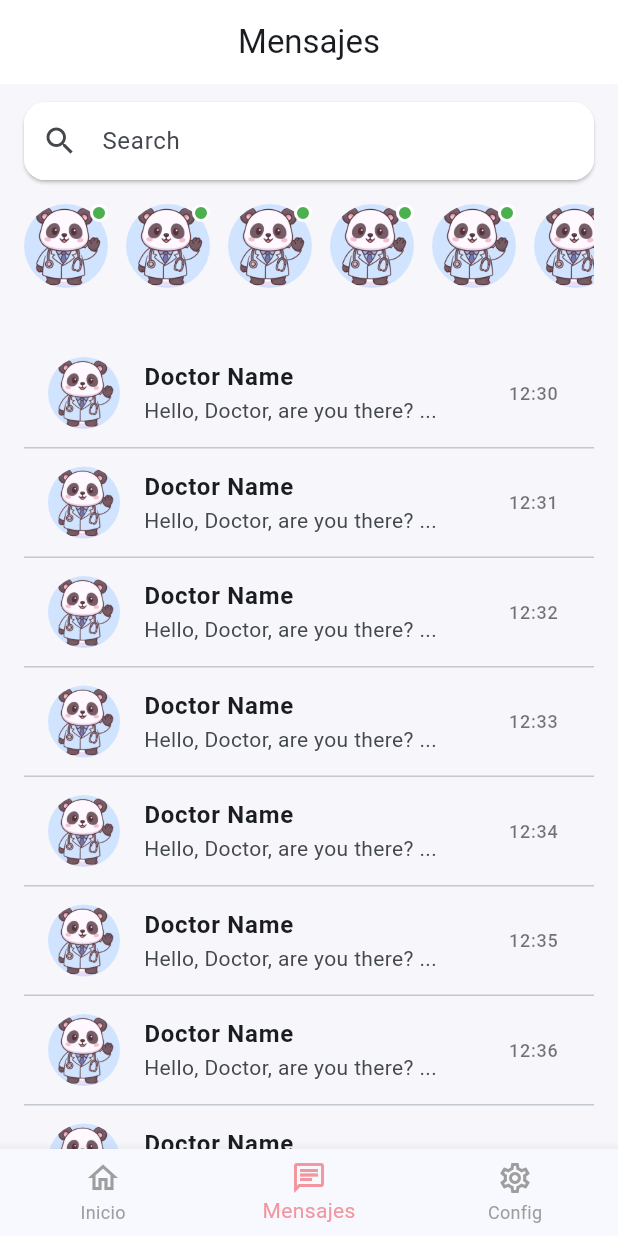
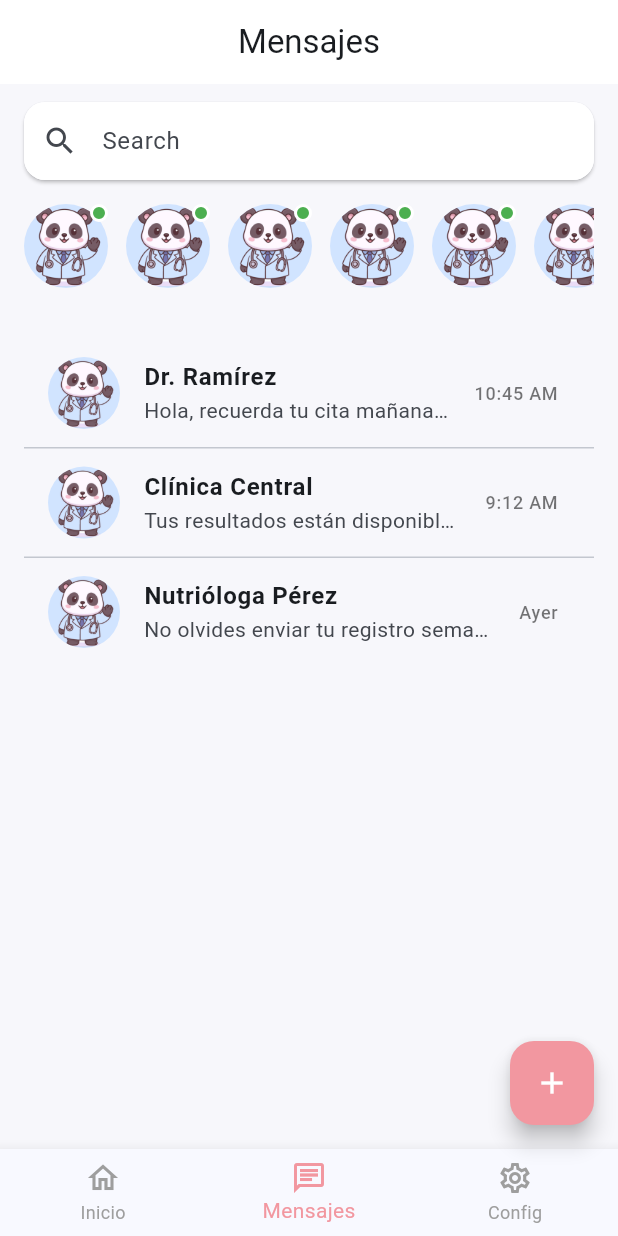
Before and after one commit to VecinoLiliana/AppointmentAppp_Front, a Flutter app: the MessagesPage screen opened by its route, on a phone screen of 412 x 824 dp. Run offline on Flutter 3.47's test engine with Material 3 defaults, Android fonts, the phone set to English and light mode, and no system bars; our stand-ins replace cloud_firestore, firebase_auth, firebase_core, google_fonts; accounts and stored records are empty.

Commit message:
Implementación de widgets

```diff
--- a/lib/messages_page.dart
+++ b/lib/messages_page.dart
@@ -12,14 +12,25 @@ class _MessagesPageState extends State<MessagesPage> {
   int _selectedIndex = 1;
 
   final avatars = List.generate(6, (i) => "Dr. ${i + 1}");
-  final chats = List.generate(
-    8,
-    (i) => (
-      name: "Doctor Name",
-      msg: "Hello, Doctor, are you there? ...",
-      time: "12:3${i % 10}"
-    ),
-  );
+
+  //Lista dinámica de mensajes (placeholders)
+  final List<Map<String, String>> mensajes = [
+    {
+      "remitente": "Dr. Ramírez",
+      "hora": "10:45 AM",
+      "mensaje": "Hola, recuerda tu cita mañana temprano."
+    },
+    {
+      "remitente": "Clínica Central",
+      "hora": "9:12 AM",
+      "mensaje": "Tus resultados están disponibles."
+    },
+    {
+      "remitente": "Nutrióloga Pérez",
+      "hora": "Ayer",
+      "mensaje": "No olvides enviar tu registro semanal."
+    },
+  ];
 
   void _onItemTapped(int index) {
     if (index == _selectedIndex) return;
@@ -40,7 +51,7 @@ class _MessagesPageState extends State<MessagesPage> {
   Widget build(BuildContext context) {
     return Scaffold(
       appBar: AppBar(
-        automaticallyImplyLeading: false, // 🔹 Quita la flecha
+        automaticallyImplyLeading: false,
         title: const Text("Mensajes"),
         centerTitle: true,
         backgroundColor: Colors.white,
@@ -52,7 +63,7 @@ class _MessagesPageState extends State<MessagesPage> {
           child: Column(
             crossAxisAlignment: CrossAxisAlignment.start,
             children: [
-              // 🔍 Barra de búsqueda
+              //Barra de búsqueda
               Material(
                 elevation: 1,
                 borderRadius: BorderRadius.circular(14),
@@ -73,7 +84,7 @@ class _MessagesPageState extends State<MessagesPage> {
               ),
               const SizedBox(height: 16),
 
-              // 🧑‍⚕️ Avatares horizontales
+              // Iconocs horizontales
               SizedBox(
                 height: 78,
                 child: ListView.separated(
@@ -87,31 +98,46 @@ class _MessagesPageState extends State<MessagesPage> {
 
               // 💬 Lista de chats
               ListView.separated(
-                itemCount: chats.length,
+                itemCount: mensajes.length,
                 physics: const NeverScrollableScrollPhysics(),
                 shrinkWrap: true,
                 separatorBuilder: (_, __) => const Divider(height: 1),
                 itemBuilder: (context, i) {
-                  final c = chats[i];
+                  final mensaje = mensajes[i];
                   return ListTile(
                     leading: const CircleAvatar(
                       radius: 24,
                       backgroundImage: AssetImage('lib/assets/doctor_avatar.png'),
                     ),
                     title: Text(
-                      c.name,
+                      mensaje["remitente"]!,
                       style: const TextStyle(fontWeight: FontWeight.w700),
                     ),
                     subtitle: Text(
-                      c.msg,
+                      mensaje["mensaje"]!,
                       maxLines: 1,
                       overflow: TextOverflow.ellipsis,
                     ),
                     trailing: Text(
-                      c.time,
+                      mensaje["hora"]!,
                       style: const TextStyle(fontSize: 12, color: Colors.black54),
                     ),
-                    onTap: null,
+                    // Abrir detalles del mensaje
+                    onTap: () {
+                      showDialog(
+                        context: context,
+                        builder: (_) => AlertDialog(
+                          title: Text(mensaje["remitente"]!),
+                          content: Text(mensaje["mensaje"]!),
+                          actions: [
+                            TextButton(
+                              onPressed: () => Navigator.pop(context),
+                              child: const Text("Cerrar"),
+                            )
+                          ],
+                        ),
+                      );
+                    },
                   );
                 },
               ),
@@ -120,7 +146,22 @@ class _MessagesPageState extends State<MessagesPage> {
         ),
       ),
 
-      // 🔸 Menú inferior persistente
+      //Botón flotante para agregar los mensajes
+      floatingActionButton: FloatingActionButton(
+        backgroundColor: const Color(0xFFF297A0), // Rosa BloomBites
+        child: const Icon(Icons.add, color: Colors.white),
+        onPressed: () {
+          setState(() {
+            mensajes.add({
+              "remitente": "Sistema Médico",
+              "hora": "Ahora",
+              "mensaje": "Nuevo mensaje automático de prueba."
+            });
+          });
+        },
+      ),
+
+      //Menú inferior
       bottomNavigationBar: BottomNavigationBar(
         currentIndex: _selectedIndex,
         onTap: _onItemTapped,
--- a/lib/profile_page.dart
+++ b/lib/profile_page.dart
@@ -18,6 +18,7 @@ class _ProfilePageState extends State<ProfilePage> {
 
   final _formKey = GlobalKey<FormState>();
 
+  //Controladores de los campos del formulario
   final TextEditingController nombreController = TextEditingController();
   final TextEditingController telefonoController = TextEditingController();
   final TextEditingController enfermedadesController = TextEditingController();
@@ -31,7 +32,7 @@ class _ProfilePageState extends State<ProfilePage> {
   static const kCream     = Color(0xFFF3EBD8);
   static const kOlive     = Color(0xFFB6BB79); // secundario
 
-  // Cambia a kRoseLight si prefieres inputs rosados
+
   final Color fill = Colors.white;
 
   @override
@@ -49,6 +50,7 @@ class _ProfilePageState extends State<ProfilePage> {
     super.dispose();
   }
 
+  //carga usuairio desde Firestore
   Future<void> _loadUserData() async {
     try {
       final user = _auth.currentUser;
@@ -77,6 +79,7 @@ class _ProfilePageState extends State<ProfilePage> {
     }
   }
 
+  //guardar datos del usuario en
   Future<void> _saveUserData() async {
     if (!_formKey.currentState!.validate()) return;
 
```
Also changed, not shown: lib/login_page.dart (+30 -1 lines).
